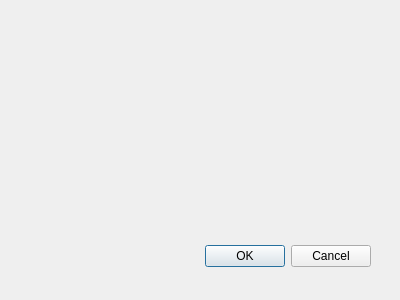
This is cliente/qVersare-cli/qVersare-Cli/confdialog.ui in adrianabreu/qVersare as Qt 5 draws it before an edit. The edited form follows.
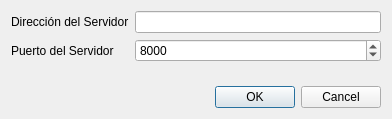
This is the edited form.

```diff
--- a/cliente/qVersare-cli/qVersare-Cli/confdialog.ui
+++ b/cliente/qVersare-cli/qVersare-Cli/confdialog.ui
@@ -8,22 +8,50 @@
    <rect>
     <x>0</x>
     <y>0</y>
-    <width>400</width>
-    <height>300</height>
+    <width>392</width>
+    <height>119</height>
    </rect>
   </property>
   <property name="windowTitle">
    <string>Dialog</string>
   </property>
+  <layout class="QVBoxLayout" name="verticalLayout">
+   <item>
+    <layout class="QFormLayout" name="formLayout">
+     <item row="0" column="0">
+      <widget class="QLabel" name="label">
+       <property name="text">
+        <string>Dirección del Servidor</string>
+       </property>
+      </widget>
+     </item>
+     <item row="0" column="1">
+      <widget class="QLineEdit" name="serverAddress"/>
+     </item>
+     <item row="1" column="0">
+      <widget class="QLabel" name="label_2">
+       <property name="text">
+        <string>Puerto del Servidor</string>
+       </property>
+      </widget>
+     </item>
+     <item row="1" column="1">
+      <widget class="QSpinBox" name="serverPort">
+       <property name="minimum">
+        <number>80</number>
+       </property>
+       <property name="maximum">
+        <number>65525</number>
+       </property>
+       <property name="value">
+        <number>8000</number>
+       </property>
+      </widget>
+     </item>
+    </layout>
+   </item>
+   <item>
   <widget class="QDialogButtonBox" name="buttonBox">
-   <property name="geometry">
-    <rect>
-     <x>30</x>
-     <y>240</y>
-     <width>341</width>
-     <height>32</height>
-    </rect>
-   </property>
    <property name="orientation">
     <enum>Qt::Horizontal</enum>
    </property>
@@ -31,6 +59,8 @@
     <set>QDialogButtonBox::Cancel|QDialogButtonBox::Ok</set>
    </property>
   </widget>
+   </item>
+  </layout>
  </widget>
  <pixmapfunction/>
  <resources/>
```
Left out of the diff: 7 changed lines with no effect on the pictures. Lines whose indentation alone changed are shown as unchanged.
